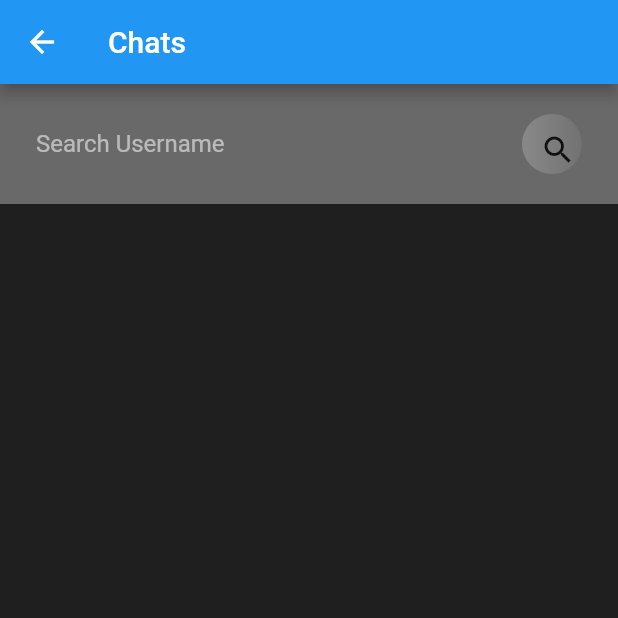
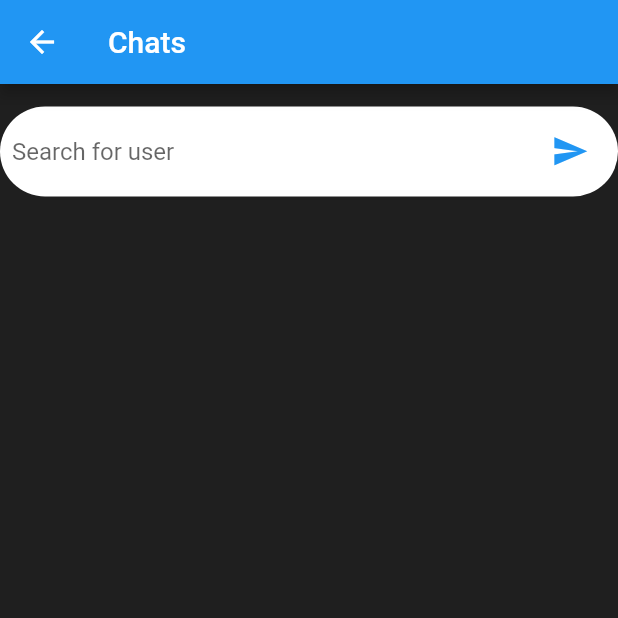
Before and after one commit to Booysen31SA/ChatApp, a Flutter app: the Search screen opened directly, on a phone screen of 412 x 824 dp, the top half of it. Run offline on Flutter 3.47's test engine with Material 2 defaults, Android fonts, the phone set to English and light mode, and no system bars; our stand-ins replace cloud_firestore, firebase_auth, shared_preferences, toast; accounts and stored records are empty.

Commit message:
change seach bar

```diff
--- a/lib/views/search.dart
+++ b/lib/views/search.dart
@@ -41,6 +41,37 @@ class _SearchState extends State<Search> {
     } else {
       print('cant message yourself');
     }
+  }
+
+  searchComposer() {
+    return Container(
+      decoration: BoxDecoration(
+        borderRadius: BorderRadius.circular(50),
+        color: Colors.white,
+      ),
+      padding: EdgeInsets.symmetric(horizontal: 8.0),
+      height: 60.0,
+      child: Row(
+        children: <Widget>[
+          Expanded(
+            child: TextField(
+              //textCapitalization: TextCapitalization.sentences,
+              controller: search,
+              decoration:
+                  InputDecoration.collapsed(hintText: 'Search for user'),
+            ),
+          ),
+          IconButton(
+            icon: Icon(Icons.send),
+            iconSize: 25.0,
+            color: Colors.blue,
+            onPressed: () {
+              initiateSearch();
+            },
+          )
+        ],
+      ),
+    );
   }
 
   Widget searchTile({String username, String useremail}) {
@@ -94,39 +125,9 @@ class _SearchState extends State<Search> {
     return Scaffold(
       appBar: AppBar(title: Text('Chats')),
       body: Container(
+        padding: EdgeInsets.only(top: 15),
         child: Column(children: [
-          Container(
-            color: Color(0x54FFFFFF),
-            padding: EdgeInsets.symmetric(horizontal: 24.0, vertical: 16.0),
-            child: Row(children: [
-              Expanded(
-                child: TextField(
-                    controller: search,
-                    style: TextStyle(color: Colors.white),
-                    decoration: InputDecoration(
-                        hintText: 'Search Username',
-                        hintStyle: TextStyle(color: Colors.white54),
-                        border: InputBorder.none)),
-              ),
-              GestureDetector(
-                onTap: () {
-                  initiateSearch();
-                },
-                child: Container(
-                    height: 40,
-                    width: 40,
-                    padding: EdgeInsets.all(12),
-                    decoration: BoxDecoration(
-                      gradient: LinearGradient(colors: [
-                        const Color(0x36FFFFFF),
-                        const Color(0x0FFFFFFF)
-                      ]),
-                      borderRadius: BorderRadius.circular(40),
-                    ),
-                    child: Icon(Icons.search)),
-              )
-            ]),
-          ),
+          searchComposer(),
           searchList(),
         ]),
       ),
```
